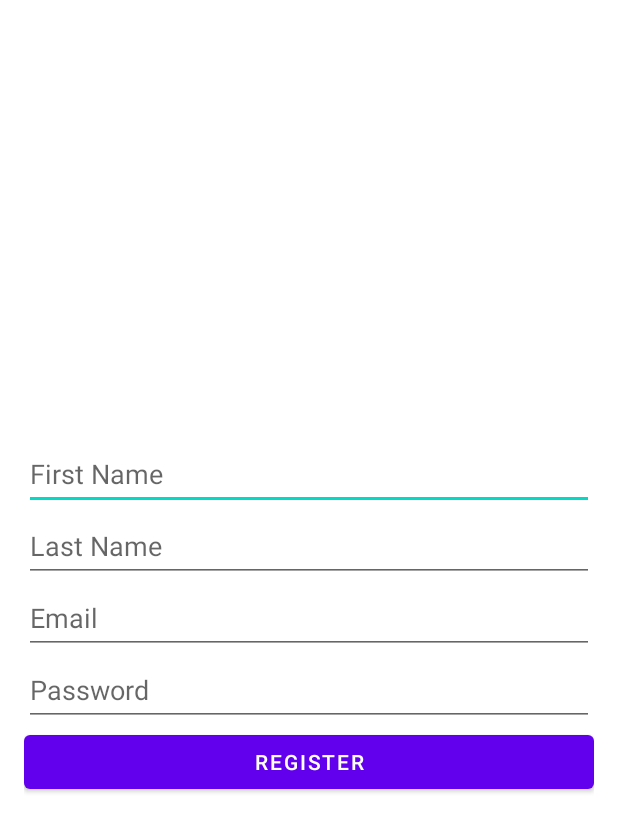
After one commit to sorana01/TheGarden, an Android app: the layout activity_register.xml on its own in the app's theme, with its tools: preview values and no code run, on a phone screen of 412 x 824 dp. The commit adds this screen. Shown: the top 832 px of the screen. Run offline under Robolectric (Android 15) with nearby library versions, the phone set to English and light mode, and no system bars.

Commit message:
Starting layout for register

```diff
--- /dev/null
+++ b/app/src/main/res/layout/activity_register.xml
@@ -0,0 +1,60 @@
+<?xml version="1.0" encoding="utf-8"?>
+<androidx.constraintlayout.widget.ConstraintLayout xmlns:android="http://schemas.android.com/apk/res/android"
+    xmlns:app="http://schemas.android.com/apk/res-auto"
+    android:layout_width="match_parent"
+    android:layout_height="match_parent">
+
+    <LinearLayout
+        android:id="@+id/registerLayout"
+        android:layout_width="0dp"
+        android:layout_height="wrap_content"
+        android:orientation="vertical"
+        android:padding="16dp"
+        app:layout_constraintTop_toTopOf="parent"
+        app:layout_constraintBottom_toBottomOf="parent"
+        app:layout_constraintLeft_toLeftOf="parent"
+        app:layout_constraintRight_toRightOf="parent">
+
+        <EditText
+            android:id="@+id/firstNameEditText"
+            android:layout_width="match_parent"
+            android:layout_height="wrap_content"
+            android:minHeight="48dp"
+            android:hint="@string/hint_first_name"
+            android:inputType="textPersonName"
+            android:autofillHints="name" />
+
+        <EditText
+            android:id="@+id/lastNameEditText"
+            android:layout_width="match_parent"
+            android:layout_height="wrap_content"
+            android:minHeight="48dp"
+            android:hint="@string/hint_last_name"
+            android:inputType="textPersonName"
+            android:autofillHints="name" />
+
+        <EditText
+            android:id="@+id/emailEditText"
+            android:layout_width="match_parent"
+            android:layout_height="wrap_content"
+            android:minHeight="48dp"
+            android:hint="@string/hint_email"
+            android:inputType="textEmailAddress"
+            android:autofillHints="emailAddress" />
+
+        <EditText
+            android:id="@+id/passwordEditText"
+            android:layout_width="match_parent"
+            android:layout_height="wrap_content"
+            android:minHeight="48dp"
+            android:hint="@string/hint_password"
+            android:inputType="textPassword"
+            android:autofillHints="password" />
+
+        <Button
+            android:id="@+id/registerButton"
+            android:layout_width="match_parent"
+            android:layout_height="wrap_content"
+            android:text="@string/register_button_text" />
+    </LinearLayout>
+</androidx.constraintlayout.widget.ConstraintLayout>
--- a/app/src/main/res/values/strings.xml
+++ b/app/src/main/res/values/strings.xml
@@ -3,4 +3,12 @@
     <string name="title_home">Home</string>
     <string name="title_dashboard">Dashboard</string>
     <string name="title_notifications">Notifications</string>
+
+    <!-- for register -->
+    <string name="hint_first_name">First Name</string>
+    <string name="hint_last_name">Last Name</string>
+    <string name="hint_email">Email</string>
+    <string name="hint_password">Password</string>
+    <string name="register_button_text">Register</string>
+
 </resources>
```
